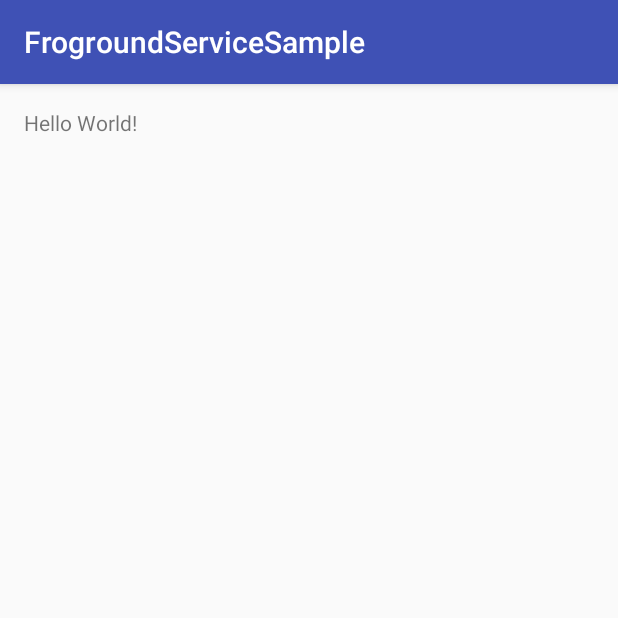
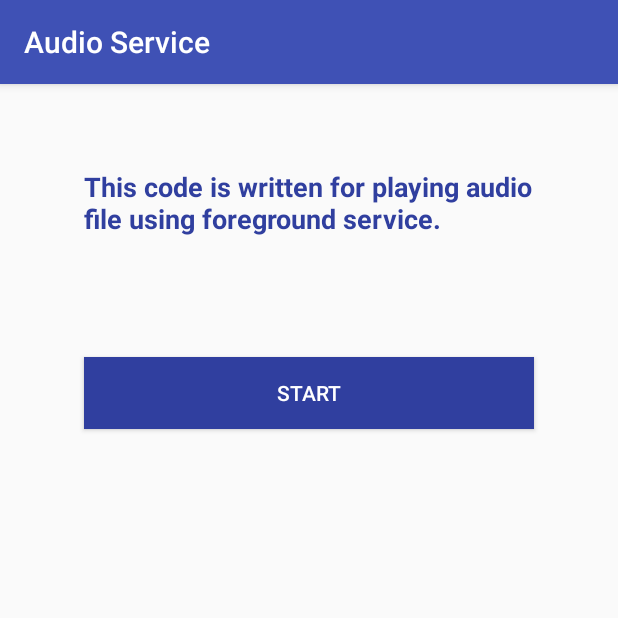
Before and after one commit to SinghBijendra/FrogroundServiceSample, an Android app: the screen it shows after launch (MainActivity), on a phone screen of 412 x 824 dp, the top half of it. Run offline under Robolectric (Android 15) with nearby library versions, the phone set to English and light mode, and no system bars.

Commit message:
Complete audio file to play using foreground service

```diff
--- a/app/src/main/AndroidManifest.xml
+++ b/app/src/main/AndroidManifest.xml
@@ -15,6 +15,7 @@
                 <category android:name="android.intent.category.LAUNCHER" />
             </intent-filter>
         </activity>
+        <service android:name=".AudioService" />
     </application>
 
 </manifest>
--- a/app/src/main/res/layout/activity_main.xml
+++ b/app/src/main/res/layout/activity_main.xml
@@ -1,17 +1,34 @@
 <?xml version="1.0" encoding="utf-8"?>
-<RelativeLayout xmlns:android="http://schemas.android.com/apk/res/android"
+<LinearLayout xmlns:android="http://schemas.android.com/apk/res/android"
     xmlns:tools="http://schemas.android.com/tools"
-    android:id="@+id/activity_main"
     android:layout_width="match_parent"
     android:layout_height="match_parent"
     android:paddingBottom="@dimen/activity_vertical_margin"
     android:paddingLeft="@dimen/activity_horizontal_margin"
     android:paddingRight="@dimen/activity_horizontal_margin"
     android:paddingTop="@dimen/activity_vertical_margin"
-    tools:context="com.bijendra.forgroundservice.frogroundservicesample.MainActivity">
+    android:orientation="vertical"
+   >
 
     <TextView
+        android:id="@+id/tvMessage"
         android:layout_width="wrap_content"
         android:layout_height="wrap_content"
-        android:text="Hello World!" />
-</RelativeLayout>
+        android:singleLine="false"
+        android:layout_margin="@dimen/dp_40"
+        android:textColor="@color/colorPrimaryDark"
+        android:textStyle="bold"
+        android:textSize="@dimen/sp_18"
+        android:text="@string/msg" />
+
+    <Button
+        android:id="@+id/butStartStop"
+        android:layout_width="match_parent"
+        android:layout_height="wrap_content"
+        android:layout_margin="@dimen/dp_40"
+        android:text="@string/start"
+        android:background="@color/colorPrimaryDark"
+        android:textColor="@android:color/white"
+        android:onClick="gotoPlayer" />
+
+</LinearLayout>
--- a/app/src/main/res/values/dimens.xml
+++ b/app/src/main/res/values/dimens.xml
@@ -2,4 +2,7 @@
     <!-- Default screen margins, per the Android Design guidelines. -->
     <dimen name="activity_horizontal_margin">16dp</dimen>
     <dimen name="activity_vertical_margin">16dp</dimen>
+    <dimen name="dp_20">20dp</dimen>
+    <dimen name="dp_40">40dp</dimen>
+    <dimen name="sp_18">18sp</dimen>
 </resources>
--- a/app/src/main/res/values/strings.xml
+++ b/app/src/main/res/values/strings.xml
@@ -1,3 +1,12 @@
 <resources>
-    <string name="app_name">FrogroundServiceSample</string>
+    <string name="app_name">Audio Service</string>
+    <string name="msg">This code is written for playing audio file using foreground service.</string>
+    <string name="start">Start</string>
+    <string name="stop">Stop</string>
+    <string name="play">Play</string>
+    <string name="next">Next</string>
+    <string name="prev">Prev</string>
+    <string name="coded_by">Coded by Bijendra</string>
+    <string name="service_title">Audio Player</string>
+
 </resources>
```
Also changed, not shown: app/src/main/java/com/bijendra/frogroundservicesample/AudioService.java (added, +163 -0 lines), app/src/main/java/com/bijendra/frogroundservicesample/Constants.java (added, +21 -0 lines), app/src/main/java/com/bijendra/frogroundservicesample/L.java (added, +14 -0 lines), app/src/main/java/com/bijendra/frogroundservicesample/MainActivity.java (+18 -0 lines), app/src/main/ic_launcher-web.png (added), app/src/main/res/mipmap-hdpi/ic_launcher.png, app/src/main/res/mipmap-mdpi/ic_launcher.png, app/src/main/res/mipmap-xhdpi/ic_launcher.png, app/src/main/res/mipmap-xxhdpi/ic_launcher.png, app/src/main/res/mipmap-xxxhdpi/ic_launcher.png, 2 other files.
